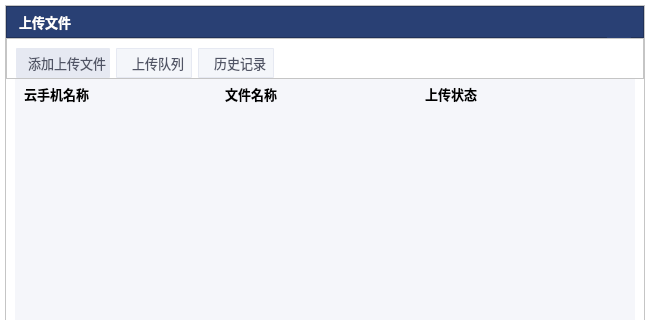
ZhouMei20220810/TEST, file uploadfiledialog.ui: the form before one commit; both pictures show x 0 to 650 and y 0 to 320 of the 650 by 498 pixel window.
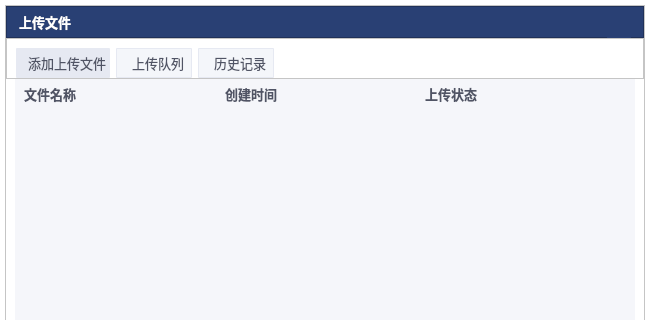
The form after the commit. The open tabs and pages were chosen to show the change. Icons and pictures are not drawn.

Patch:
```diff
--- a/uploadfiledialog.ui
+++ b/uploadfiledialog.ui
@@ -1245,7 +1245,7 @@
                 </font>
                </property>
                <property name="styleSheet">
-                <string notr="true">border:none;</string>
+                <string notr="true">border:none;color:#505465;</string>
                </property>
                <property name="frameShape">
                 <enum>QFrame::StyledPanel</enum>
@@ -1272,10 +1272,10 @@
                    </font>
                   </property>
                   <property name="styleSheet">
-                   <string notr="true">border:none;</string>
+                   <string notr="true">border:none;color:#505465;</string>
                   </property>
                   <property name="text">
-                   <string>云手机名称</string>
+                   <string>文件名称</string>
                   </property>
                  </widget>
                 </item>
@@ -1291,7 +1291,7 @@
                    <string notr="true">border:none;</string>
                   </property>
                   <property name="text">
-                   <string>文件名称</string>
+                   <string>创建时间</string>
                   </property>
                  </widget>
                 </item>
```
